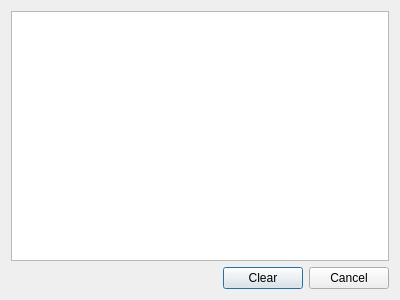
Before: the Qt Designer form examples/GuiClient/xmlConsoleDialog.ui in mtdcr/QXmpp, drawn with Qt 5.
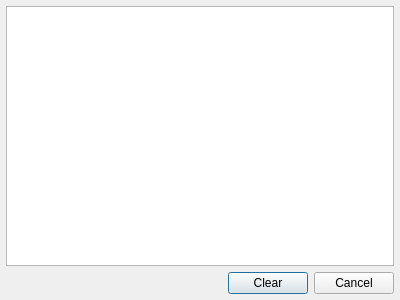
After: the same form once the commit is applied.

```diff
--- a/examples/GuiClient/xmlConsoleDialog.ui
+++ b/examples/GuiClient/xmlConsoleDialog.ui
@@ -14,6 +14,9 @@
    <string>Dialog</string>
   </property>
   <layout class="QVBoxLayout" name="verticalLayout">
+   <property name="margin">
+    <number>6</number>
+   </property>
    <item>
     <widget class="QTextBrowser" name="textBrowser"/>
    </item>
```
